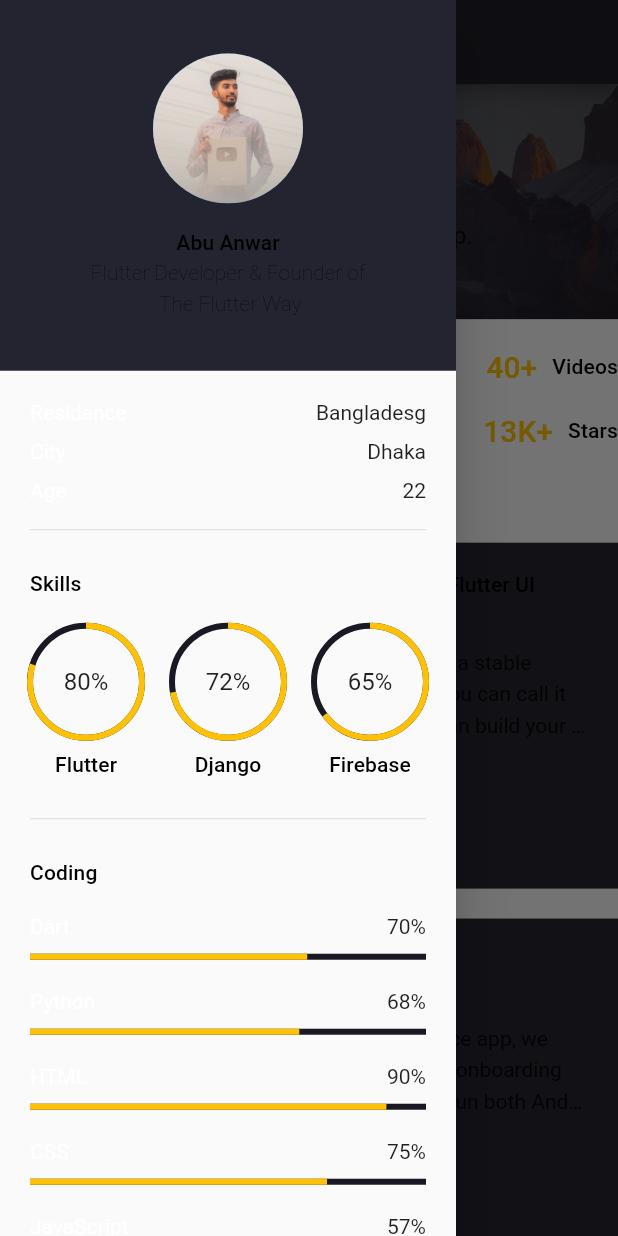
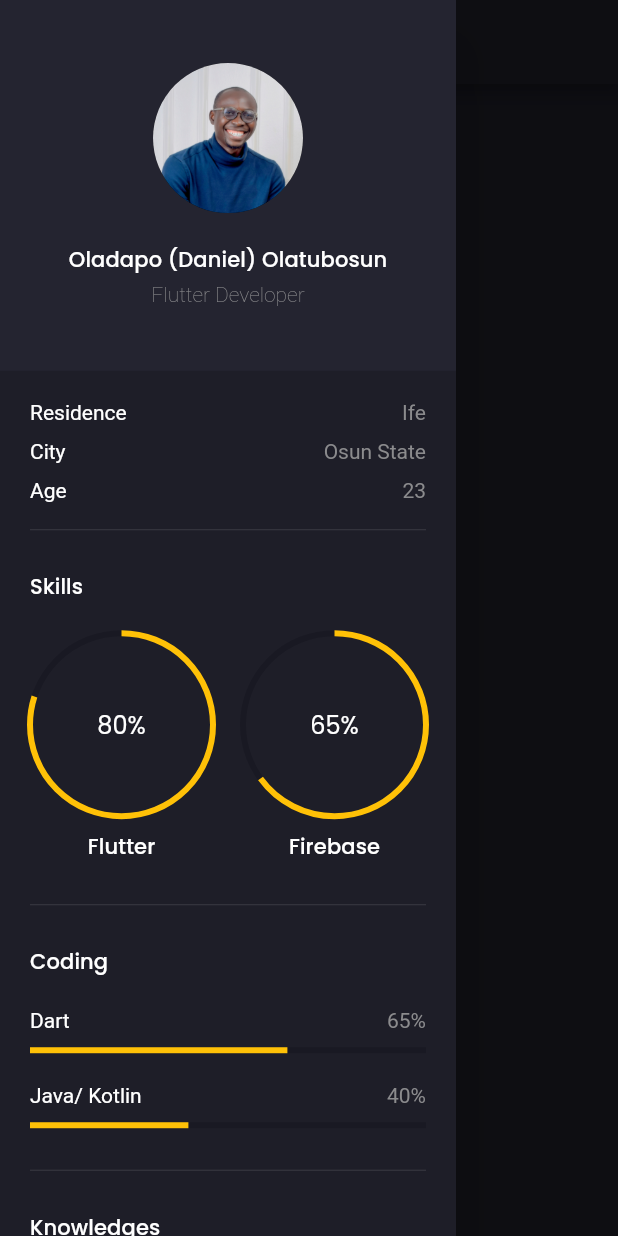
Before and after one commit to Dapo-dan/portfolio_web, a Flutter app: the MainScreen screen opened directly, after a tap on the "menu" icon, on a phone screen of 412 x 824 dp. Run offline on Flutter 3.47's test engine with Material 2 defaults, Android fonts, the phone set to English and light mode, and no system bars; drawn by our look-alikes of animated_text_kit; our stand-ins replace flutter_svg, google_fonts.

Commit message:
updated user details

```diff
--- a/lib/screens/main/components/coding.dart
+++ b/lib/screens/main/components/coding.dart
@@ -22,24 +22,12 @@ class Coding extends StatelessWidget {
           ),
         ),
         const AnimatedLinearProgressIndicator(
-          percentage: 0.7,
+          percentage: 0.65,
           label: "Dart",
         ),
         const AnimatedLinearProgressIndicator(
-          percentage: 0.68,
-          label: "Python",
-        ),
-        const AnimatedLinearProgressIndicator(
-          percentage: 0.9,
-          label: "HTML",
-        ),
-        const AnimatedLinearProgressIndicator(
-          percentage: 0.75,
-          label: "CSS",
-        ),
-        const AnimatedLinearProgressIndicator(
-          percentage: 0.58,
-          label: "JavaScript",
+          percentage: 0.4,
+          label: "Java/ Kotlin",
         ),
       ],
     );
--- a/lib/screens/main/components/knowledges.dart
+++ b/lib/screens/main/components/knowledges.dart
@@ -23,8 +23,6 @@ class Knowledges extends StatelessWidget {
           ),
         ),
         const KnowledgeText(text: "Flutter, Dart"),
-        const KnowledgeText(text: "Stylus, Sass, Less"),
-        const KnowledgeText(text: "Gulp, Webpack, Grunt"),
         const KnowledgeText(text: "GIT Knowledge"),
       ],
     );
--- a/lib/screens/main/components/my_info.dart
+++ b/lib/screens/main/components/my_info.dart
@@ -20,11 +20,11 @@ class MyInfo extends StatelessWidget {
             ),
             const Spacer(),
             Text(
-              "Abu Anwar",
+              "Oladapo (Daniel) Olatubosun",
               style: Theme.of(context).textTheme.subtitle2,
             ),
             const Text(
-              "Flutter Developer & Founder of \n The Flutter Way",
+              "Flutter Developer",
               textAlign: TextAlign.center,
               style: TextStyle(
                 fontWeight: FontWeight.w200,
--- a/lib/screens/main/components/side_menu.dart
+++ b/lib/screens/main/components/side_menu.dart
@@ -1,6 +1,7 @@
 import 'package:flutter/material.dart';
 import 'package:flutter_svg/svg.dart';
 import 'package:portfolio_web/constants.dart';
+import 'package:url_launcher/url_launcher.dart';
 
 import 'area_info_text.dart';
 import 'coding.dart';
@@ -9,6 +10,12 @@ import 'my_info.dart';
 import 'skills.dart';
 
 class SideMenu extends StatelessWidget {
+  final String _linkedIn =
+      'https://www.linkedin.com/in/oladapodanielolatubosun';
+  final String _github = 'https://github.com/Dapo-dan';
+  final String _twitter =
+      'https://twitter.com/dapo_lora?t=23XEuD2RwObq6T03SMHkVw&s=09';
+
   const SideMenu({
     Key? key,
   }) : super(key: key);
@@ -27,15 +34,15 @@ class SideMenu extends StatelessWidget {
                   children: [
                     const AreaInfoText(
                       title: "Residence",
-                      text: "Bangladesg",
+                      text: "Ife",
                     ),
                     const AreaInfoText(
                       title: "City",
-                      text: "Dhaka",
+                      text: "Osun State",
                     ),
                     const AreaInfoText(
                       title: "Age",
-                      text: "22",
+                      text: "23",
                     ),
                     const Skills(),
                     const SizedBox(height: defaultPadding),
@@ -70,15 +77,27 @@ class SideMenu extends StatelessWidget {
                         children: [
                           const Spacer(),
                           IconButton(
-                            onPressed: () {},
+                            hoverColor: Colors.transparent,
+                            splashColor: Colors.transparent,
+                            highlightColor: Colors.transparent,
+                            focusColor: Colors.transparent,
+                            onPressed: _launchLinkedIN,
                             icon: SvgPicture.asset("assets/icons/linkedin.svg"),
                           ),
                           IconButton(
-                            onPressed: () {},
+                            hoverColor: Colors.transparent,
+                            splashColor: Colors.transparent,
+                            highlightColor: Colors.transparent,
+                            focusColor: Colors.transparent,
+                            onPressed: _launchGithub,
                             icon: SvgPicture.asset("assets/icons/github.svg"),
                           ),
                           IconButton(
-                            onPressed: () {},
+                            hoverColor: Colors.transparent,
+                            splashColor: Colors.transparent,
+                            highlightColor: Colors.transparent,
+                            focusColor: Colors.transparent,
+                            onPressed: _launchTwitter,
                             icon: SvgPicture.asset("assets/icons/twitter.svg"),
                           ),
                           const Spacer(),
@@ -94,4 +113,16 @@ class SideMenu extends StatelessWidget {
       ),
     );
   }
+
+  void _launchLinkedIN() async {
+    if (!await launch(_linkedIn)) throw 'Could not launch $_linkedIn';
+  }
+
+  void _launchGithub() async {
+    if (!await launch(_github)) throw 'Could not launch $_github';
+  }
+
+  void _launchTwitter() async {
+    if (!await launch(_twitter)) throw 'Could not launch $_twitter';
+  }
 }
--- a/lib/screens/main/components/skills.dart
+++ b/lib/screens/main/components/skills.dart
@@ -32,13 +32,6 @@ class Skills extends StatelessWidget {
             SizedBox(width: defaultPadding),
             Expanded(
               child: AnimatedCircularProgressIndicator(
-                percentage: 0.72,
-                label: "Django",
-              ),
-            ),
-            SizedBox(width: defaultPadding),
-            Expanded(
-              child: AnimatedCircularProgressIndicator(
                 percentage: 0.65,
                 label: "Firebase",
               ),
--- a/pubspec.yaml
+++ b/pubspec.yaml
@@ -37,6 +37,7 @@ dependencies:
   google_fonts: ^2.1.0
   flutter_svg: ^0.22.0
   animated_text_kit: ^4.2.1
+  url_launcher: ^6.0.20
 
 dev_dependencies:
   flutter_test:
```
Also changed, not shown: lib/main.dart (+15 -52 lines), assets/images/IMG_7344.jpg, pubspec.lock, 2 other files.
